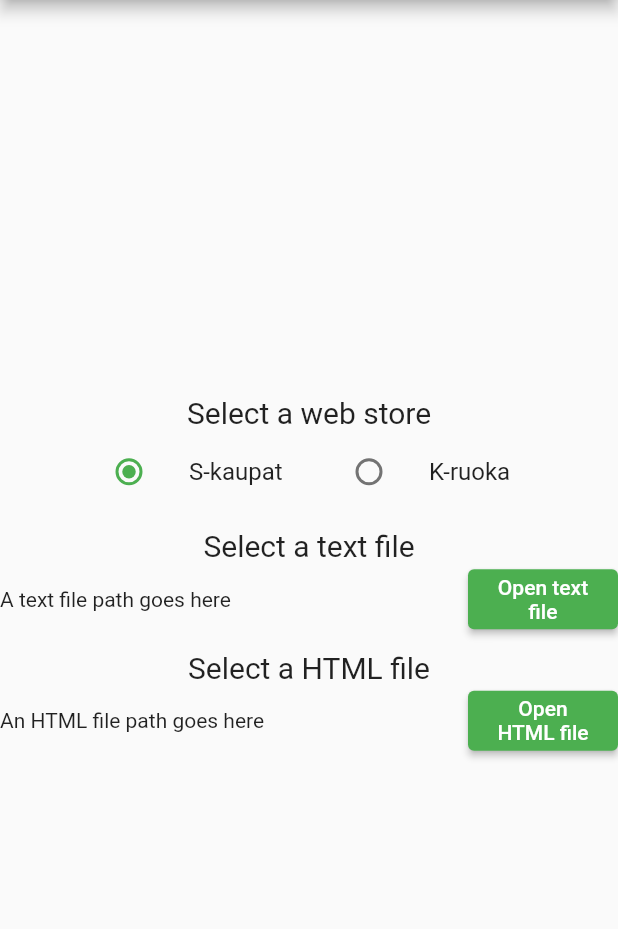
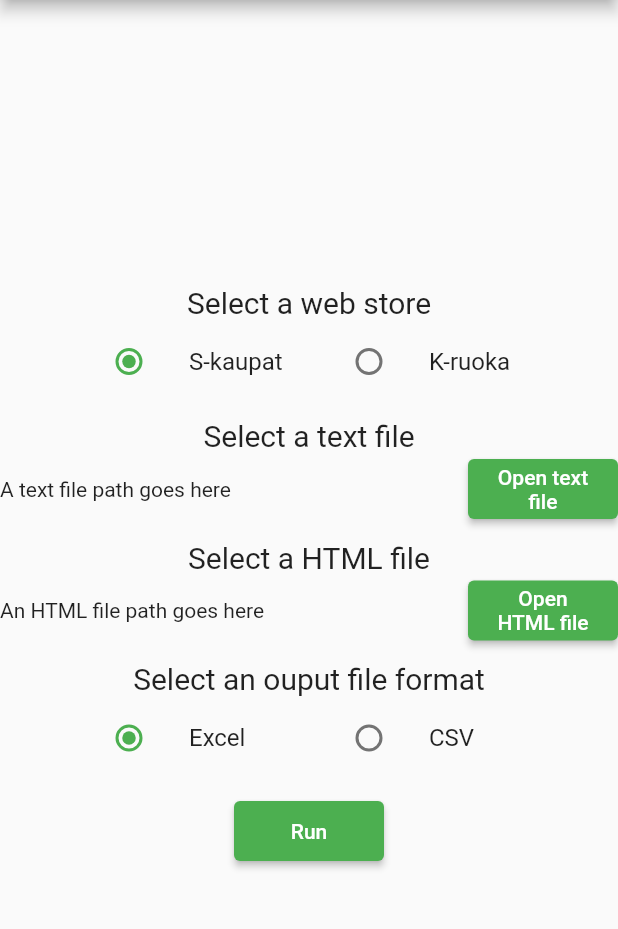
Before and after one commit to areee/rvka, a Flutter app: the screen it shows after launch, on a phone screen of 412 x 824 dp, the part 84-1013 px from its top. Run offline on Flutter 3.47's test engine with Material 2 defaults, Android fonts, the phone set to English and light mode, and no system bars; missing offline and left inert: file_selector.

Commit message:
Some refactoring & add file format selector

```diff
--- a/lib/main.dart
+++ b/lib/main.dart
@@ -1,6 +1,10 @@
 import 'package:file_selector/file_selector.dart';
 import 'package:flutter/material.dart';
+import 'package:rvka/utils/selected_file_format_helper.dart';
 import 'package:rvka/utils/selected_shop_helper.dart';
+import 'package:rvka/widgets/selected_file_format_list_tiles.dart';
+import 'package:rvka/widgets/selected_shop_list_tiles.dart';
+import 'package:rvka/widgets/text_and_button.dart';
 
 void main() {
   runApp(const MyApp());
@@ -41,7 +45,9 @@
 
   String _textFilePath = "A text file path goes here";
   String _htmlFilePath = "An HTML file path goes here";
+
   SelectedShop? _selectedShop = SelectedShop.sKaupat;
+  SelectedFileFormat? _selectedFileFormat = SelectedFileFormat.excel;
 
   Future<void> _openTextFile(BuildContext context) async {
     final XTypeGroup typeGroup = XTypeGroup(
@@ -80,6 +86,12 @@
   void _changeSelectedShop(SelectedShop? value) {
     setState(() {
       _selectedShop = value;
+    });
+  }
+
+  void _changeSelectedFileFormat(SelectedFileFormat? value) {
+    setState(() {
+      _selectedFileFormat = value;
     });
   }
 
@@ -139,6 +151,23 @@
               buttonText: 'Open HTML file',
               onPressed: () => _openHtmlFile(context),
             ),
+            const SizedBox(height: 10),
+            const Text(
+              'Select an ouput file format',
+              style: TextStyle(fontSize: 20),
+            ),
+            SelectedFileFormatListTiles(
+                selectedFileFormat: _selectedFileFormat,
+                changeSelectedFileFormat: _changeSelectedFileFormat),
+            const SizedBox(height: 10),
+            ElevatedButton(
+              style: ElevatedButton.styleFrom(
+                fixedSize: const Size(100, 40),
+              ),
+              onPressed: () {},
+              child: const Text('Run'),
+            ),
+            // ====
             // Text('Selected text file: $_textFilePath'),
             // ElevatedButton(
             //     onPressed: () => _openTextFile(context),
@@ -178,82 +207,82 @@
   }
 }
 
-class TextAndButton extends StatelessWidget {
-  const TextAndButton(
-      {super.key,
-      required this.text,
-      required this.buttonText,
-      required this.onPressed});
+// class TextAndButton extends StatelessWidget {
+//   const TextAndButton(
+//       {super.key,
+//       required this.text,
+//       required this.buttonText,
+//       required this.onPressed});
 
-  final String text;
-  final String buttonText;
-  final VoidCallback onPressed;
+//   final String text;
+//   final String buttonText;
+//   final VoidCallback onPressed;
 
-  @override
-  Widget build(BuildContext context) {
-    return SizedBox(
-      width: 450,
-      child: Row(
-        children: <Widget>[
-          Expanded(
-            child: Text(text),
-          ),
-          ElevatedButton(
-            style: ElevatedButton.styleFrom(
-              fixedSize: const Size(100, 40),
-            ),
-            onPressed: onPressed,
-            // Align text to center
+//   @override
+//   Widget build(BuildContext context) {
+//     return SizedBox(
+//       width: 450,
+//       child: Row(
+//         children: <Widget>[
+//           Expanded(
+//             child: Text(text),
+//           ),
+//           ElevatedButton(
+//             style: ElevatedButton.styleFrom(
+//               fixedSize: const Size(100, 40),
+//             ),
+//             onPressed: onPressed,
+//             // Align text to center
 
-            child: Text(
-              buttonText,
-              textAlign: TextAlign.center,
-            ),
-          ),
-        ],
-      ),
-    );
-  }
-}
+//             child: Text(
+//               buttonText,
+//               textAlign: TextAlign.center,
+//             ),
+//           ),
+//         ],
+//       ),
+//     );
+//   }
+// }
 
-class SelectedShopListTiles extends StatelessWidget {
-  const SelectedShopListTiles({
-    super.key,
-    required this.selectedShop,
-    required this.changeSelectedShop,
-  });
+// class SelectedXListTiles extends StatelessWidget {
+//   const SelectedXListTiles({
+//     super.key,
+//     required this.selectedX,
+//     required this.changeSelectedX,
+//   });
 
-  final SelectedShop? selectedShop;
-  final void Function(SelectedShop?)? changeSelectedShop;
+//   final SelectedShop? selectedX;
+//   final void Function(SelectedShop?)? changeSelectedX;
 
-  @override
-  Widget build(BuildContext context) {
-    return Row(
-        mainAxisSize: MainAxisSize.min,
-        mainAxisAlignment: MainAxisAlignment.center,
-        children: [
-          SizedBox(
-            width: 160,
-            child: ListTile(
-              title: Text(SelectedShop.sKaupat.value),
-              leading: Radio<SelectedShop>(
-                value: SelectedShop.sKaupat,
-                groupValue: selectedShop,
-                onChanged: changeSelectedShop,
-              ),
-            ),
-          ),
-          SizedBox(
-            width: 160,
-            child: ListTile(
-              title: Text(SelectedShop.kRuoka.value),
-              leading: Radio<SelectedShop>(
-                value: SelectedShop.kRuoka,
-                groupValue: selectedShop,
-                onChanged: changeSelectedShop,
-              ),
-            ),
-          ),
-        ]);
-  }
-}
+//   @override
+//   Widget build(BuildContext context) {
+//     return Row(
+//         mainAxisSize: MainAxisSize.min,
+//         mainAxisAlignment: MainAxisAlignment.center,
+//         children: [
+//           SizedBox(
+//             width: 160,
+//             child: ListTile(
+//               title: Text(SelectedShop.sKaupat.value),
+//               leading: Radio<SelectedShop>(
+//                 value: SelectedShop.sKaupat,
+//                 groupValue: selectedX,
+//                 onChanged: changeSelectedX,
+//               ),
+//             ),
+//           ),
+//           SizedBox(
+//             width: 160,
+//             child: ListTile(
+//               title: Text(SelectedShop.kRuoka.value),
+//               leading: Radio<SelectedShop>(
+//                 value: SelectedShop.kRuoka,
+//                 groupValue: selectedX,
+//                 onChanged: changeSelectedX,
+//               ),
+//             ),
+//           ),
+//         ]);
+//   }
+// }
--- /dev/null
+++ b/lib/utils/selected_file_format_helper.dart
@@ -0,0 +1,10 @@
+/// Selected file format: excel or csv
+enum SelectedFileFormat {
+  excel('Excel'),
+  csv('CSV');
+
+  final String term;
+  const SelectedFileFormat(this.term);
+
+  String get value => term;
+}
--- /dev/null
+++ b/lib/widgets/selected_file_format_list_tiles.dart
@@ -0,0 +1,44 @@
+import 'package:flutter/material.dart';
+import 'package:rvka/utils/selected_file_format_helper.dart';
+
+class SelectedFileFormatListTiles extends StatelessWidget {
+  const SelectedFileFormatListTiles({
+    super.key,
+    required this.selectedFileFormat,
+    required this.changeSelectedFileFormat,
+  });
+
+  final SelectedFileFormat? selectedFileFormat;
+  final void Function(SelectedFileFormat?)? changeSelectedFileFormat;
+
+  @override
+  Widget build(BuildContext context) {
+    return Row(
+        mainAxisSize: MainAxisSize.min,
+        mainAxisAlignment: MainAxisAlignment.center,
+        children: [
+          SizedBox(
+            width: 160,
+            child: ListTile(
+              title: Text(SelectedFileFormat.excel.value),
+              leading: Radio<SelectedFileFormat>(
+                value: SelectedFileFormat.excel,
+                groupValue: selectedFileFormat,
+                onChanged: changeSelectedFileFormat,
+              ),
+            ),
+          ),
+          SizedBox(
+            width: 160,
+            child: ListTile(
+              title: Text(SelectedFileFormat.csv.value),
+              leading: Radio<SelectedFileFormat>(
+                value: SelectedFileFormat.csv,
+                groupValue: selectedFileFormat,
+                onChanged: changeSelectedFileFormat,
+              ),
+            ),
+          ),
+        ]);
+  }
+}
--- /dev/null
+++ b/lib/widgets/selected_shop_list_tiles.dart
@@ -0,0 +1,44 @@
+import 'package:flutter/material.dart';
+import 'package:rvka/utils/selected_shop_helper.dart';
+
+class SelectedShopListTiles extends StatelessWidget {
+  const SelectedShopListTiles({
+    super.key,
+    required this.selectedShop,
+    required this.changeSelectedShop,
+  });
+
+  final SelectedShop? selectedShop;
+  final void Function(SelectedShop?)? changeSelectedShop;
+
+  @override
+  Widget build(BuildContext context) {
+    return Row(
+        mainAxisSize: MainAxisSize.min,
+        mainAxisAlignment: MainAxisAlignment.center,
+        children: [
+          SizedBox(
+            width: 160,
+            child: ListTile(
+              title: Text(SelectedShop.sKaupat.value),
+              leading: Radio<SelectedShop>(
+                value: SelectedShop.sKaupat,
+                groupValue: selectedShop,
+                onChanged: changeSelectedShop,
+              ),
+            ),
+          ),
+          SizedBox(
+            width: 160,
+            child: ListTile(
+              title: Text(SelectedShop.kRuoka.value),
+              leading: Radio<SelectedShop>(
+                value: SelectedShop.kRuoka,
+                groupValue: selectedShop,
+                onChanged: changeSelectedShop,
+              ),
+            ),
+          ),
+        ]);
+  }
+}
--- /dev/null
+++ b/lib/widgets/text_and_button.dart
@@ -0,0 +1,39 @@
+import 'package:flutter/material.dart';
+
+class TextAndButton extends StatelessWidget {
+  const TextAndButton(
+      {super.key,
+      required this.text,
+      required this.buttonText,
+      required this.onPressed});
+
+  final String text;
+  final String buttonText;
+  final VoidCallback onPressed;
+
+  @override
+  Widget build(BuildContext context) {
+    return SizedBox(
+      width: 450,
+      child: Row(
+        children: <Widget>[
+          Expanded(
+            child: Text(text),
+          ),
+          ElevatedButton(
+            style: ElevatedButton.styleFrom(
+              fixedSize: const Size(100, 40),
+            ),
+            onPressed: onPressed,
+            // Align text to center
+
+            child: Text(
+              buttonText,
+              textAlign: TextAlign.center,
+            ),
+          ),
+        ],
+      ),
+    );
+  }
+}
```
